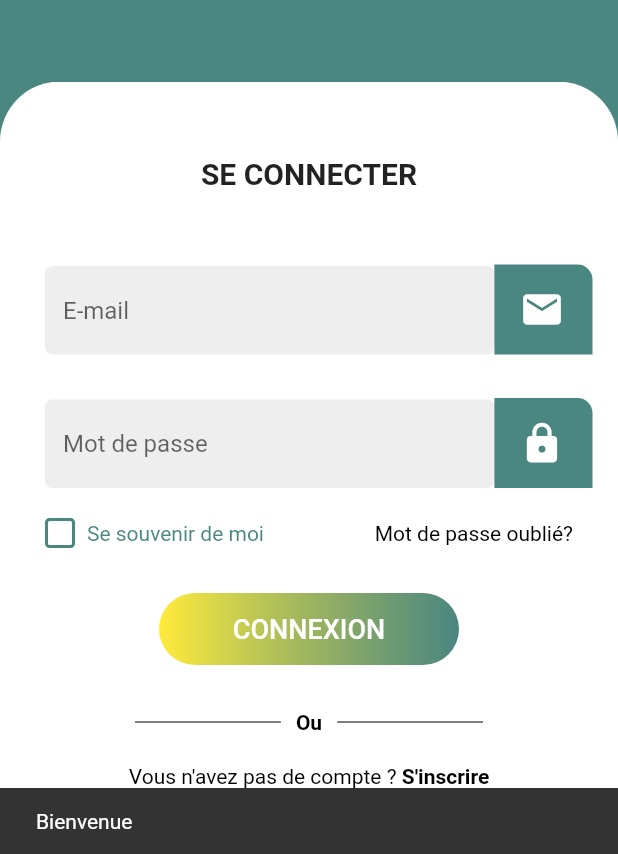
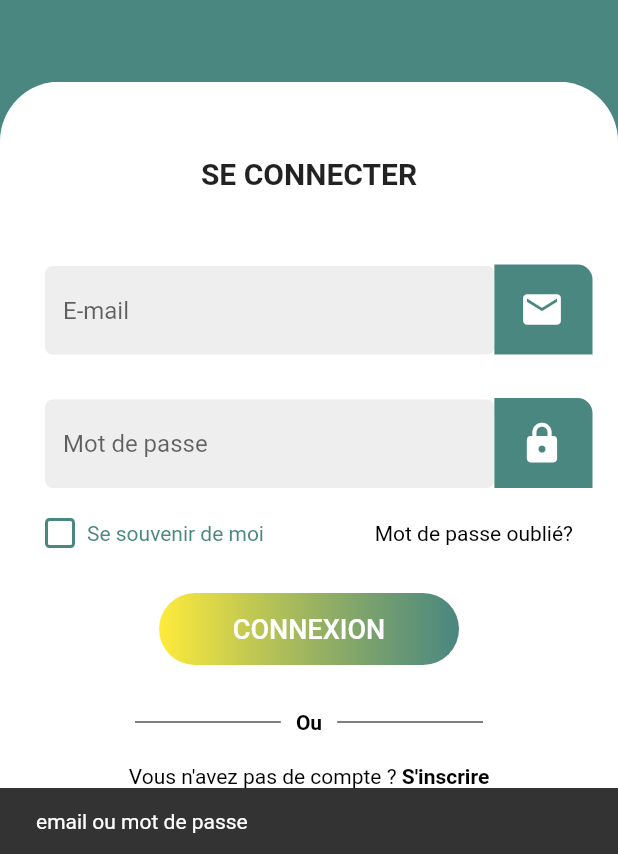
Before and after one commit to HimmaAtos/bitartfront, a Flutter app: the BitArtLoginPage screen opened by its route, after a tap on "CONNEXION", on a phone screen of 412 x 824 dp, the part 382-1236 px from its top. Run offline on Flutter 3.47's test engine with Material 2 defaults, Android fonts, the phone set to English and light mode, and no system bars; our stand-ins replace localstorage, shared_preferences; accounts and stored records are empty; network calls fail.

Commit message:
first commit

```diff
--- a/front/lib/constante.dart
+++ b/front/lib/constante.dart
@@ -1 +1 @@
-const backend = "http://10.0.2.2:8000";
+const backend = "http://127.0.0.1:8000";
--- a/front/lib/pages/login_page.dart
+++ b/front/lib/pages/login_page.dart
@@ -231,12 +231,17 @@ class _BitArtLoginPageState extends State<BitArtLoginPage> {
                             UtilisateurModel user = new UtilisateurModel(
                                 email: emailController.text,
                                 password: passwordController.text);
+                            UtilisateurState().login(user, context).then((value) => {
+                              if (value) {
+                                ScaffoldMessenger.of(context).showSnackBar(
+                                SnackBar(content: Text('Bienvenu')))
+                              }else{
+                                ScaffoldMessenger.of(context).showSnackBar(
+                                SnackBar(content: Text('email ou mot de passe'))),
 
-                            UtilisateurState().login(user, context);
-                            //print(UtilisateurState().data)
+                              }
 
-                            ScaffoldMessenger.of(context).showSnackBar(
-                                SnackBar(content: Text("Bienvenue")));
+                            });
                           },
                           style: TextButton.styleFrom(
                             padding: EdgeInsets.symmetric(vertical: 10),
--- a/front/lib/services/utilisateurService.dart
+++ b/front/lib/services/utilisateurService.dart
@@ -2,6 +2,7 @@ import 'dart:convert';
 //import 'dart:js_util';
 
 import 'package:flutter/cupertino.dart';
+import 'package:front/constante.dart';
 import 'package:front/models/UtilisateurModel.dart';
 import 'package:http/http.dart' as http;
 
@@ -56,7 +57,7 @@ class UtilisateurState {
 
   Future<bool> login(UtilisateurModel user, BuildContext context) async {
     try {
-      String urlRegister = 'http://10.0.2.2:8000/login';
+      String urlRegister = '${backend}/login';
       http.Response response = await http.post(
         Uri.parse(urlRegister),
         headers: {
@@ -73,9 +74,12 @@ class UtilisateurState {
       if (response.statusCode == 200) {
         Navigator.of(context).pushNamed(
           "/home",
+
         );
-
+        return true;
         //storage.setItem('success', 'yes');
+      }else{
+        return false;
       }
 
       /* if (data.containsKey('token')) {
@@ -86,13 +90,9 @@ class UtilisateurState {
         //return false;
       }
       */
-      return true;
+
     } catch (e) {
-      print("error loginnow");
-      print("details de l'erreur");
-      print(e);
-
-      return true;
+     return false;
     }
   }
 }
```
Also changed, not shown: front/lib/models/Reponse.dart (added, +13 -0 lines).
